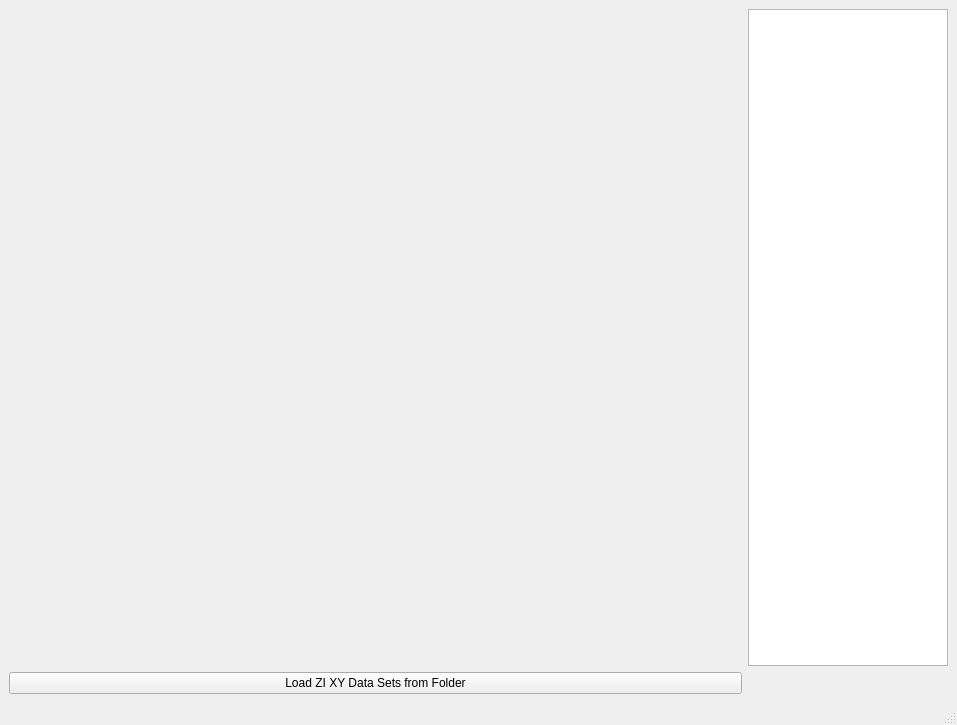
Qt form window.ui (davidmiller3/plotterGUI) before a commit.
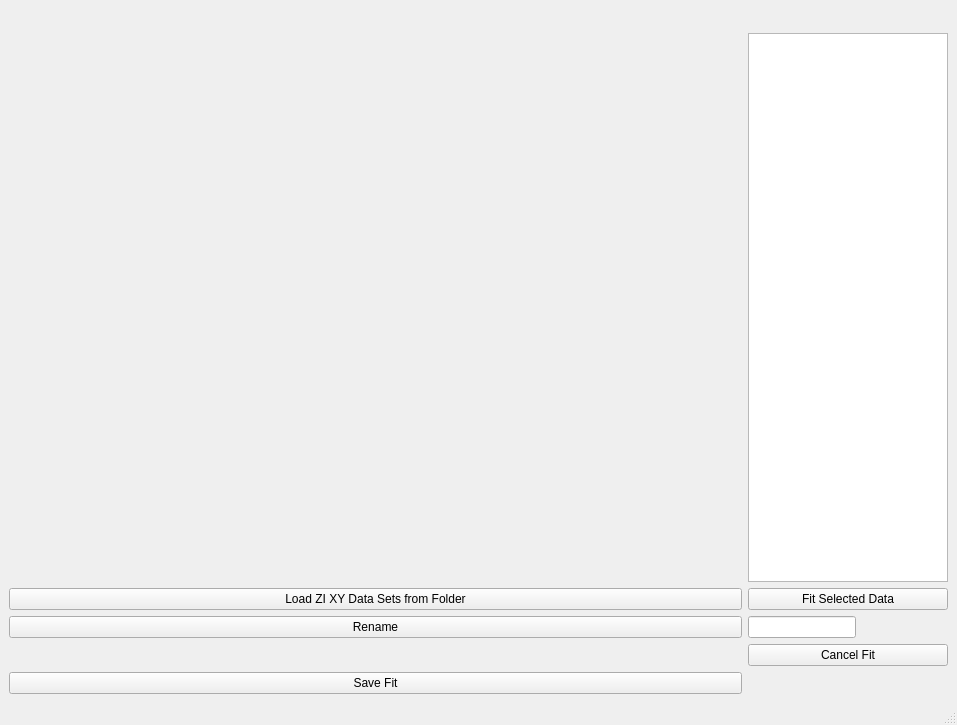
The same form after that commit.

Patch:
```diff
--- a/window.ui
+++ b/window.ui
@@ -26,7 +26,21 @@
       <layout class="QVBoxLayout" name="mplvl"/>
      </widget>
     </item>
-    <item row="0" column="1">
+    <item row="2" column="0">
+     <widget class="QPushButton" name="folderSelect">
+      <property name="text">
+       <string>Load ZI XY Data Sets from Folder</string>
+      </property>
+     </widget>
+    </item>
+    <item row="4" column="0">
+     <widget class="QPushButton" name="renameSelectedData">
+      <property name="text">
+       <string>Rename</string>
+      </property>
+     </widget>
+    </item>
+    <item row="1" column="1">
      <widget class="QListWidget" name="mplfigs">
       <property name="sizePolicy">
        <sizepolicy hsizetype="Maximum" vsizetype="Expanding">
@@ -42,10 +56,37 @@
       </property>
      </widget>
     </item>
-    <item row="1" column="0">
-     <widget class="QPushButton" name="folderSelect">
+    <item row="4" column="1">
+     <widget class="QLineEdit" name="QEntry">
+      <property name="sizePolicy">
+       <sizepolicy hsizetype="Fixed" vsizetype="Fixed">
+        <horstretch>0</horstretch>
+        <verstretch>0</verstretch>
+       </sizepolicy>
+      </property>
+      <property name="inputMethodHints">
+       <set>Qt::ImhNone</set>
+      </property>
+     </widget>
+    </item>
+    <item row="7" column="0">
+     <widget class="QPushButton" name="saveFit">
       <property name="text">
-       <string>Load ZI XY Data Sets from Folder</string>
+       <string>Save Fit</string>
+      </property>
+     </widget>
+    </item>
+    <item row="2" column="1">
+     <widget class="QPushButton" name="fitSelectedData">
+      <property name="text">
+       <string>Fit Selected Data</string>
+      </property>
+     </widget>
+    </item>
+    <item row="5" column="1">
+     <widget class="QPushButton" name="cancelFit">
+      <property name="text">
+       <string>Cancel Fit</string>
       </property>
      </widget>
     </item>
```
